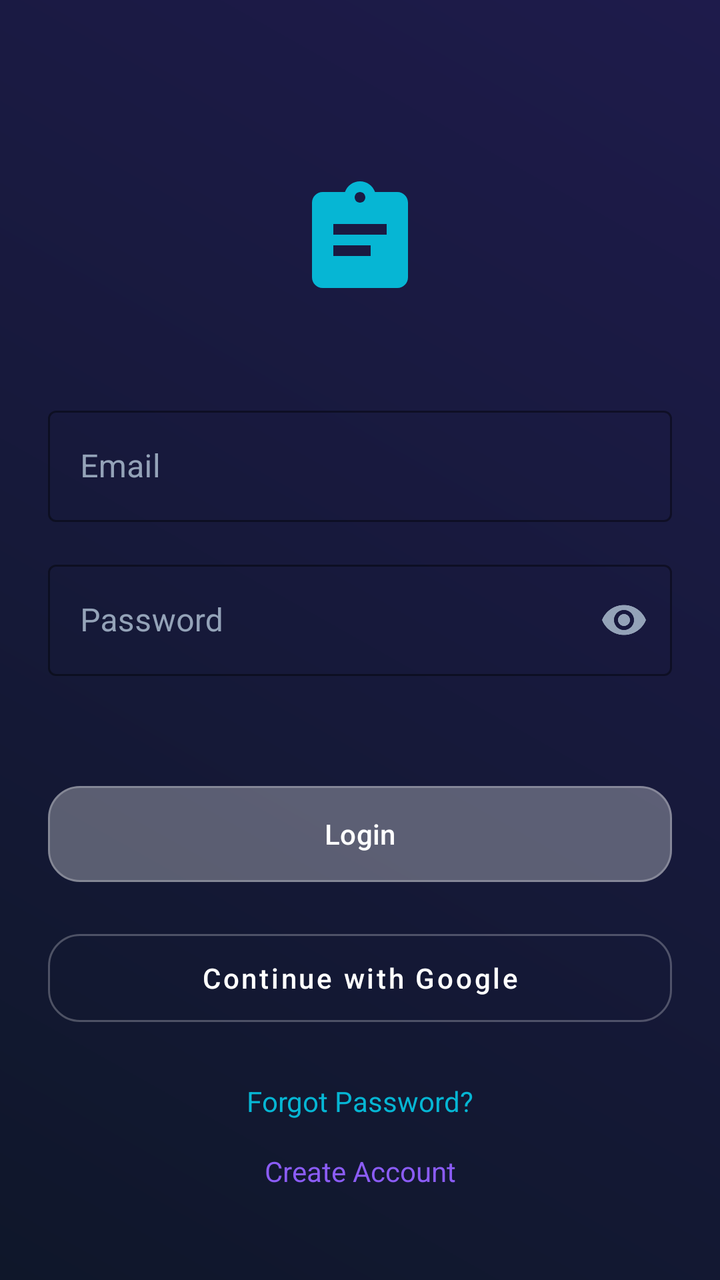
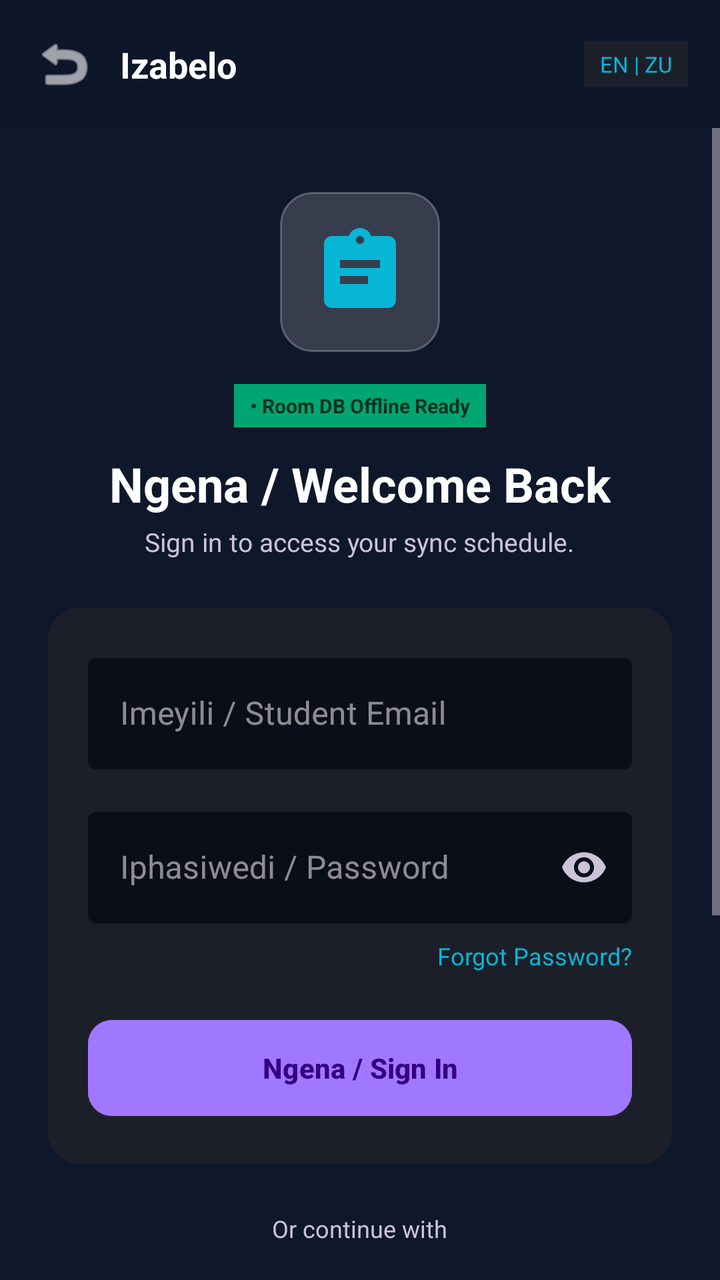

Compare the two renders of this Android layout. The source of the first and the diff that turns it into the second are given below.
<!-- AndroidManifest.xml: application theme Theme.AssignmentPlanner -->
<!-- res/layout/activity_login.xml -->
<?xml version="1.0" encoding="utf-8"?>
<androidx.constraintlayout.widget.ConstraintLayout xmlns:android="http://schemas.android.com/apk/res/android"
    xmlns:app="http://schemas.android.com/apk/res-auto"
    android:layout_width="match_parent"
    android:layout_height="match_parent"
    android:background="@drawable/gradient_background"
    android:padding="24dp">

    <ImageView
        android:id="@+id/iv_login_logo"
        android:layout_width="64dp"
        android:layout_height="64dp"
        android:layout_marginTop="64dp"
        android:src="@drawable/ic_assignment_logo"
        app:layout_constraintEnd_toEndOf="parent"
        app:layout_constraintStart_toStartOf="parent"
        app:layout_constraintTop_toTopOf="parent" />

    <com.google.android.material.textfield.TextInputLayout
        android:id="@+id/til_email"
        style="@style/Widget.MaterialComponents.TextInputLayout.OutlinedBox"
        android:layout_width="match_parent"
        android:layout_height="wrap_content"
        android:layout_marginTop="48dp"
        android:hint="Email"
        android:textColorHint="@color/text_secondary"
        app:boxStrokeColor="@color/accent_cyan"
        app:hintTextColor="@color/accent_cyan"
        app:layout_constraintTop_toBottomOf="@id/iv_login_logo">

        <com.google.android.material.textfield.TextInputEditText
            android:layout_width="match_parent"
            android:layout_height="wrap_content"
            android:inputType="textEmailAddress"
            android:textColor="@color/text_primary" />
    </com.google.android.material.textfield.TextInputLayout>

    <com.google.android.material.textfield.TextInputLayout
        android:id="@+id/til_password"
        style="@style/Widget.MaterialComponents.TextInputLayout.OutlinedBox"
        android:layout_width="match_parent"
        android:layout_height="wrap_content"
        android:layout_marginTop="16dp"
        android:hint="Password"
        android:textColorHint="@color/text_secondary"
        app:boxStrokeColor="@color/accent_cyan"
        app:hintTextColor="@color/accent_cyan"
        app:layout_constraintTop_toBottomOf="@id/til_email"
        app:passwordToggleEnabled="true"
        app:passwordToggleTint="@color/text_secondary">

        <com.google.android.material.textfield.TextInputEditText
            android:layout_width="match_parent"
            android:layout_height="wrap_content"
            android:inputType="textPassword"
            android:textColor="@color/text_primary" />
    </com.google.android.material.textfield.TextInputLayout>

    <TextView
        android:id="@+id/tv_error_message"
        android:layout_width="wrap_content"
        android:layout_height="wrap_content"
        android:layout_marginTop="8dp"
        android:textColor="@color/destructive_red"
        android:visibility="invisible"
        app:layout_constraintStart_toStartOf="parent"
        app:layout_constraintTop_toBottomOf="@id/til_password" />

    <com.google.android.material.button.MaterialButton
        android:id="@+id/btn_login"
        android:layout_width="match_parent"
        android:layout_height="56dp"
        android:layout_marginTop="24dp"
        android:backgroundTint="@color/glass_bg_light"
        android:text="Login"
        android:textAllCaps="false"
        android:textColor="@color/text_primary"
        app:cornerRadius="16dp"
        app:layout_constraintTop_toBottomOf="@id/tv_error_message"
        app:strokeColor="@color/glass_border"
        app:strokeWidth="1dp" />

    <com.google.android.material.button.MaterialButton
        android:id="@+id/btn_google_login"
        style="@style/Widget.MaterialComponents.Button.OutlinedButton"
        android:layout_width="match_parent"
        android:layout_height="56dp"
        android:layout_marginTop="16dp"
        android:text="Continue with Google"
        android:textAllCaps="false"
        android:textColor="@color/text_primary"
        app:cornerRadius="16dp"
        app:layout_constraintTop_toBottomOf="@id/btn_login"
        app:strokeColor="@color/glass_border" />

    <TextView
        android:id="@+id/tv_forgot_password"
        android:layout_width="wrap_content"
        android:layout_height="wrap_content"
        android:layout_marginTop="24dp"
        android:text="Forgot Password?"
        android:textColor="@color/accent_cyan"
        app:layout_constraintEnd_toEndOf="parent"
        app:layout_constraintStart_toStartOf="parent"
        app:layout_constraintTop_toBottomOf="@id/btn_google_login" />

    <TextView
        android:id="@+id/tv_create_account"
        android:layout_width="wrap_content"
        android:layout_height="wrap_content"
        android:layout_marginTop="16dp"
        android:text="Create Account"
        android:textColor="@color/accent_violet"
        app:layout_constraintEnd_toEndOf="parent"
        app:layout_constraintStart_toStartOf="parent"
        app:layout_constraintTop_toBottomOf="@id/tv_forgot_password" />

</androidx.constraintlayout.widget.ConstraintLayout>
<!-- resources referenced by this layout -->
<resources>
  <color name="accent_cyan">#06B6D4</color>
  <color name="accent_violet">#8B5CF6</color>
  <color name="destructive_red">#EF4444</color>
  <color name="glass_bg_light">#2AFFFFFF</color>
  <color name="glass_border">#40FFFFFF</color>
  <color name="text_primary">#FFFFFF</color>
  <color name="text_secondary">#94A3B8</color>
  <!-- drawable gradient_background (drawable) -->
  <?xml version="1.0" encoding="utf-8"?>
  <shape xmlns:android="http://schemas.android.com/apk/res/android"
      android:shape="rectangle">
      <gradient
          android:angle="45"
          android:endColor="@color/bg_gradient_end"
          android:startColor="@color/bg_gradient_start"
          android:type="linear" />
  </shape>
  <!-- drawable ic_assignment_logo (drawable) -->
  <?xml version="1.0" encoding="utf-8"?>
  <vector xmlns:android="http://schemas.android.com/apk/res/android"
      android:width="24dp"
      android:height="24dp"
      android:viewportWidth="24"
      android:viewportHeight="24">
      <path
          android:fillColor="@color/accent_cyan"
          android:pathData="M19,3h-4.18C14.4,1.84 13.3,1 12,1S9.6,1.84 9.18,3H5C3.9,3 3,3.9 3,5v14c0,1.1 0.9,2 2,2h14c1.1,0 2,-0.9 2,-2V5C21,3.9 20.1,3 19,3zM12,3c0.55,0 1,0.45 1,1s-0.45,1 -1,1s-1,-0.45 -1,-1S11.45,3 12,3zM14,15H7v-2h7V15zM17,11H7V9h10V11z" />
  </vector>
  <style name="Theme.AssignmentPlanner" parent="Base.Theme.AssignmentPlanner" />
  <color name="bg_gradient_end">#1E1B4B</color>
  <color name="bg_gradient_start">#0F172A</color>
  <style name="Base.Theme.AssignmentPlanner" parent="Theme.Material3.DayNight.NoActionBar">
          
          
      </style>
</resources>

<!-- the commit's change to res/layout/activity_login.xml (unified diff, before → after) -->
@@ -1,118 +1,278 @@
 <?xml version="1.0" encoding="utf-8"?>
 <androidx.constraintlayout.widget.ConstraintLayout xmlns:android="http://schemas.android.com/apk/res/android"
     xmlns:app="http://schemas.android.com/apk/res-auto"
+    xmlns:tools="http://schemas.android.com/tools"
+    android:id="@+id/main"
     android:layout_width="match_parent"
     android:layout_height="match_parent"
-    android:background="@drawable/gradient_background"
-    android:padding="24dp">
-
-    <ImageView
-        android:id="@+id/iv_login_logo"
-        android:layout_width="64dp"
+    android:background="@color/bg_gradient_start">
+
+    
+    <androidx.constraintlayout.widget.ConstraintLayout
+        android:id="@+id/cl_login_header"
+        android:layout_width="match_parent"
         android:layout_height="64dp"
-        android:layout_marginTop="64dp"
-        android:src="@drawable/ic_assignment_logo"
-        app:layout_constraintEnd_toEndOf="parent"
-        app:layout_constraintStart_toStartOf="parent"
-        app:layout_constraintTop_toTopOf="parent" />
-
-    <com.google.android.material.textfield.TextInputLayout
-        android:id="@+id/til_email"
-        style="@style/Widget.MaterialComponents.TextInputLayout.OutlinedBox"
+        android:background="#1A0F131D"
+        android:paddingHorizontal="16dp"
+        app:layout_constraintTop_toTopOf="parent">
+
+        <ImageView
+            android:id="@+id/btn_back"
+            android:layout_width="32dp"
+            android:layout_height="32dp"
+            android:src="@android:drawable/ic_menu_revert"
+            app:layout_constraintBottom_toBottomOf="parent"
+            app:layout_constraintStart_toStartOf="parent"
+            app:layout_constraintTop_toTopOf="parent"
+            app:tint="@color/text_primary" />
+
+        <TextView
+            android:id="@+id/tv_header_brand"
+            android:layout_width="wrap_content"
+            android:layout_height="wrap_content"
+            android:layout_marginStart="12dp"
+            android:text="Izabelo"
+            android:textColor="@color/text_primary"
+            android:textSize="18sp"
+            android:textStyle="bold"
+            app:layout_constraintBottom_toBottomOf="parent"
+            app:layout_constraintStart_toEndOf="@id/btn_back"
+            app:layout_constraintTop_toTopOf="parent" />
+
+        <TextView
+            android:layout_width="wrap_content"
+            android:layout_height="wrap_content"
+            android:background="@color/surface_container"
+            android:paddingHorizontal="8dp"
+            android:paddingVertical="4dp"
+            android:text="EN | ZU"
+            android:textColor="@color/accent_cyan"
+            android:textSize="11sp"
+            app:layout_constraintBottom_toBottomOf="parent"
+            app:layout_constraintEnd_toEndOf="parent"
+            app:layout_constraintTop_toTopOf="parent" />
+    </androidx.constraintlayout.widget.ConstraintLayout>
+
+    <ScrollView
         android:layout_width="match_parent"
-        android:layout_height="wrap_content"
-        android:layout_marginTop="48dp"
-        android:hint="Email"
-        android:textColorHint="@color/text_secondary"
-        app:boxStrokeColor="@color/accent_cyan"
-        app:hintTextColor="@color/accent_cyan"
-        app:layout_constraintTop_toBottomOf="@id/iv_login_logo">
-
-        <com.google.android.material.textfield.TextInputEditText
+        android:layout_height="0dp"
+        android:fillViewport="true"
+        app:layout_constraintBottom_toBottomOf="parent"
+        app:layout_constraintTop_toBottomOf="@id/cl_login_header">
+
+        <LinearLayout
             android:layout_width="match_parent"
             android:layout_height="wrap_content"
-            android:inputType="textEmailAddress"
-            android:textColor="@color/text_primary" />
-    </com.google.android.material.textfield.TextInputLayout>
-
-    <com.google.android.material.textfield.TextInputLayout
-        android:id="@+id/til_password"
-        style="@style/Widget.MaterialComponents.TextInputLayout.OutlinedBox"
-        android:layout_width="match_parent"
-        android:layout_height="wrap_content"
-        android:layout_marginTop="16dp"
-        android:hint="Password"
-        android:textColorHint="@color/text_secondary"
-        app:boxStrokeColor="@color/accent_cyan"
-        app:hintTextColor="@color/accent_cyan"
-        app:layout_constraintTop_toBottomOf="@id/til_email"
-        app:passwordToggleEnabled="true"
-        app:passwordToggleTint="@color/text_secondary">
-
-        <com.google.android.material.textfield.TextInputEditText
-            android:layout_width="match_parent"
-            android:layout_height="wrap_content"
-            android:inputType="textPassword"
-            android:textColor="@color/text_primary" />
-    </com.google.android.material.textfield.TextInputLayout>
-
-    <TextView
-        android:id="@+id/tv_error_message"
-        android:layout_width="wrap_content"
-        android:layout_height="wrap_content"
-        android:layout_marginTop="8dp"
-        android:textColor="@color/destructive_red"
-        android:visibility="invisible"
-        app:layout_constraintStart_toStartOf="parent"
-        app:layout_constraintTop_toBottomOf="@id/til_password" />
-
-    <com.google.android.material.button.MaterialButton
-        android:id="@+id/btn_login"
-        android:layout_width="match_parent"
-        android:layout_height="56dp"
-        android:layout_marginTop="24dp"
-        android:backgroundTint="@color/glass_bg_light"
-        android:text="Login"
-        android:textAllCaps="false"
-        android:textColor="@color/text_primary"
-        app:cornerRadius="16dp"
-        app:layout_constraintTop_toBottomOf="@id/tv_error_message"
-        app:strokeColor="@color/glass_border"
-        app:strokeWidth="1dp" />
-
-    <com.google.android.material.button.MaterialButton
-        android:id="@+id/btn_google_login"
-        style="@style/Widget.MaterialComponents.Button.OutlinedButton"
-        android:layout_width="match_parent"
-        android:layout_height="56dp"
-        android:layout_marginTop="16dp"
-        android:text="Continue with Google"
-        android:textAllCaps="false"
-        android:textColor="@color/text_primary"
-        app:cornerRadius="16dp"
-        app:layout_constraintTop_toBottomOf="@id/btn_login"
-        app:strokeColor="@color/glass_border" />
-
-    <TextView
-        android:id="@+id/tv_forgot_password"
-        android:layout_width="wrap_content"
-        android:layout_height="wrap_content"
-        android:layout_marginTop="24dp"
-        android:text="Forgot Password?"
-        android:textColor="@color/accent_cyan"
-        app:layout_constraintEnd_toEndOf="parent"
-        app:layout_constraintStart_toStartOf="parent"
-        app:layout_constraintTop_toBottomOf="@id/btn_google_login" />
-
-    <TextView
-        android:id="@+id/tv_create_account"
-        android:layout_width="wrap_content"
-        android:layout_height="wrap_content"
-        android:layout_marginTop="16dp"
-        android:text="Create Account"
-        android:textColor="@color/accent_violet"
-        app:layout_constraintEnd_toEndOf="parent"
-        app:layout_constraintStart_toStartOf="parent"
-        app:layout_constraintTop_toBottomOf="@id/tv_forgot_password" />
+            android:gravity="center_horizontal"
+            android:orientation="vertical"
+            android:padding="24dp">
+
+            
+            <FrameLayout
+                android:layout_width="80dp"
+                android:layout_height="80dp"
+                android:layout_marginTop="8dp"
+                android:background="@drawable/glass_card_background">
+
+                <ImageView
+                    android:layout_width="48dp"
+                    android:layout_height="48dp"
+                    android:layout_gravity="center"
+                    android:src="@drawable/ic_assignment_logo" />
+            </FrameLayout>
+
+            <TextView
+                android:layout_width="wrap_content"
+                android:layout_height="wrap_content"
+                android:layout_marginTop="16dp"
+                android:background="@color/tertiary_container"
+                android:paddingHorizontal="8dp"
+                android:paddingVertical="4dp"
+                android:text="• Room DB Offline Ready"
+                android:textColor="@color/on_tertiary_container"
+                android:textSize="10sp"
+                android:textStyle="bold" />
+
+            <TextView
+                android:layout_width="wrap_content"
+                android:layout_height="wrap_content"
+                android:layout_marginTop="12dp"
+                android:text="Ngena / Welcome Back"
+                android:textColor="@color/text_primary"
+                android:textSize="24sp"
+                android:textStyle="bold" />
+
+            <TextView
+                android:layout_width="wrap_content"
+                android:layout_height="wrap_content"
+                android:layout_marginTop="4dp"
+                android:text="Sign in to access your sync schedule."
+                android:textColor="@color/text_on_surface_variant"
+                android:textSize="13sp" />
+
+            
+            <com.google.android.material.card.MaterialCardView
+                android:layout_width="match_parent"
+                android:layout_height="wrap_content"
+                android:layout_marginTop="24dp"
+                app:cardBackgroundColor="@color/surface_container"
+                app:cardCornerRadius="16dp"
+                app:strokeWidth="0dp">
+
+                <LinearLayout
+                    android:layout_width="match_parent"
+                    android:layout_height="wrap_content"
+                    android:orientation="vertical"
+                    android:padding="20dp">
+
+                    <com.google.android.material.textfield.TextInputLayout
+                        android:id="@+id/til_email"
+                        style="@style/Widget.MaterialComponents.TextInputLayout.OutlinedBox"
+                        android:layout_width="match_parent"
+                        android:layout_height="wrap_content"
+                        android:hint="Imeyili / Student Email"
+                        app:boxBackgroundColor="@color/surface_container_lowest"
+                        app:boxStrokeWidth="0dp">
+
+                        <com.google.android.material.textfield.TextInputEditText
+                            android:id="@+id/et_email"
+                            android:layout_width="match_parent"
+                            android:layout_height="wrap_content"
+                            android:inputType="textEmailAddress"
+                            android:textColor="@color/text_primary" />
+                    </com.google.android.material.textfield.TextInputLayout>
+
+                    <com.google.android.material.textfield.TextInputLayout
+                        android:id="@+id/til_password"
+                        style="@style/Widget.MaterialComponents.TextInputLayout.OutlinedBox"
+                        android:layout_width="match_parent"
+                        android:layout_height="wrap_content"
+                        android:layout_marginTop="16dp"
+                        android:hint="Iphasiwedi / Password"
+                        app:boxBackgroundColor="@color/surface_container_lowest"
+                        app:boxStrokeWidth="0dp"
+                        app:passwordToggleEnabled="true"
+                        app:passwordToggleTint="@color/text_on_surface_variant">
+
+                        <com.google.android.material.textfield.TextInputEditText
+                            android:id="@+id/et_password"
+                            android:layout_width="match_parent"
+                            android:layout_height="wrap_content"
+                            android:inputType="textPassword"
+                            android:textColor="@color/text_primary" />
+                    </com.google.android.material.textfield.TextInputLayout>
+
+                    <TextView
+                        android:id="@+id/tv_forgot_password"
+                        android:layout_width="wrap_content"
+                        android:layout_height="wrap_content"
+                        android:layout_gravity="end"
+                        android:layout_marginTop="8dp"
+                        android:text="Forgot Password?"
+                        android:textColor="@color/accent_cyan"
+                        android:textSize="12sp" />
+
+                    <com.google.android.material.button.MaterialButton
+                        android:id="@+id/btn_login"
+                        android:layout_width="match_parent"
+                        android:layout_height="56dp"
+                        android:layout_marginTop="20dp"
+                        android:backgroundTint="@color/primary_container"
+                        android:text="Ngena / Sign In"
+                        android:textColor="@color/on_primary_container"
+                        android:textStyle="bold"
+                        app:cornerRadius="12dp" />
+
+                </LinearLayout>
+            </com.google.android.material.card.MaterialCardView>
+
+            <TextView
+                android:layout_width="wrap_content"
+                android:layout_height="wrap_content"
+                android:layout_marginTop="24dp"
+                android:text="Or continue with"
+                android:textColor="@color/text_on_surface_variant"
+                android:textSize="12sp" />
+
+            <com.google.android.material.button.MaterialButton
+                android:id="@+id/btn_google_login"
+                style="@style/Widget.MaterialComponents.Button.OutlinedButton"
+                android:layout_width="match_parent"
+                android:layout_height="56dp"
+                android:layout_marginTop="12dp"
+                android:text="Continue with Google / UCT SSO"
+                android:textColor="@color/text_primary"
+                app:cornerRadius="12dp"
+                app:strokeColor="@color/outline" />
+
+            
+            <com.google.android.material.card.MaterialCardView
+                android:id="@+id/card_demo_fill"
+                android:layout_width="match_parent"
+                android:layout_height="wrap_content"
+                android:layout_marginTop="24dp"
+                app:cardBackgroundColor="@color/surface_container_low"
+                app:cardCornerRadius="12dp"
+                app:strokeWidth="0dp">
+
+                <LinearLayout
+                    android:layout_width="match_parent"
+                    android:layout_height="wrap_content"
+                    android:gravity="center_vertical"
+                    android:orientation="horizontal"
+                    android:padding="12dp">
+
+                    <ImageView
+                        android:layout_width="40dp"
+                        android:layout_height="40dp"
+                        android:background="@color/primary_container"
+                        android:padding="8dp"
+                        android:src="@android:drawable/ic_menu_myplaces"
+                        app:tint="@color/on_primary_container" />
+
+                    <LinearLayout
+                        android:layout_width="0dp"
+                        android:layout_height="wrap_content"
+                        android:layout_marginStart="12dp"
+                        android:layout_weight="1"
+                        android:orientation="vertical">
+
+                        <TextView
+                            android:layout_width="wrap_content"
+                            android:layout_height="wrap_content"
+                            android:text="Mlondi Sithole"
+                            android:textColor="@color/text_primary"
+                            android:textStyle="bold" />
+
+                        <TextView
+                            android:layout_width="wrap_content"
+                            android:layout_height="wrap_content"
+                            android:text="1-Tap Fill Demo"
+                            android:textColor="@color/accent_cyan"
+                            android:textSize="10sp" />
+                    </LinearLayout>
+                </LinearLayout>
+            </com.google.android.material.card.MaterialCardView>
+
+            <TextView
+                android:id="@+id/tv_create_account"
+                android:layout_width="wrap_content"
+                android:layout_height="wrap_content"
+                android:layout_marginTop="32dp"
+                android:text="Bhalisa Manje / Create Account"
+                android:textColor="@color/accent_violet"
+                android:textStyle="bold" />
+
+            <TextView
+                android:layout_width="wrap_content"
+                android:layout_height="wrap_content"
+                android:layout_marginTop="16dp"
+                android:layout_marginBottom="24dp"
+                android:text="Protected by Firebase Auth &amp; Room DB encryption"
+                android:textColor="@color/text_on_surface_variant"
+                android:textSize="10sp" />
+
+        </LinearLayout>
+    </ScrollView>
 
 </androidx.constraintlayout.widget.ConstraintLayout>
<!-- resource entries referenced after the edit -->
@@ -6,16 +6,15 @@
   <color name="glass_bg_light">#2AFFFFFF</color>
   <color name="glass_border">#40FFFFFF</color>
   <color name="text_primary">#FFFFFF</color>
-  <color name="text_secondary">#94A3B8</color>
-  <!-- drawable gradient_background (drawable) -->
+  <!-- drawable glass_card_background (drawable) -->
   <?xml version="1.0" encoding="utf-8"?>
   <shape xmlns:android="http://schemas.android.com/apk/res/android"
       android:shape="rectangle">
-      <gradient
-          android:angle="45"
-          android:endColor="@color/bg_gradient_end"
-          android:startColor="@color/bg_gradient_start"
-          android:type="linear" />
+      <solid android:color="@color/glass_bg_light" />
+      <stroke
+          android:width="1dp"
+          android:color="@color/glass_border" />
+      <corners android:radius="16dp" />
   </shape>
   <!-- drawable ic_assignment_logo (drawable) -->
   <?xml version="1.0" encoding="utf-8"?>
@@ -29,11 +28,23 @@
           android:pathData="M19,3h-4.18C14.4,1.84 13.3,1 12,1S9.6,1.84 9.18,3H5C3.9,3 3,3.9 3,5v14c0,1.1 0.9,2 2,2h14c1.1,0 2,-0.9 2,-2V5C21,3.9 20.1,3 19,3zM12,3c0.55,0 1,0.45 1,1s-0.45,1 -1,1s-1,-0.45 -1,-1S11.45,3 12,3zM14,15H7v-2h7V15zM17,11H7V9h10V11z" />
   </vector>
   <style name="Theme.AssignmentPlanner" parent="Base.Theme.AssignmentPlanner" />
-  <color name="bg_gradient_end">#1E1B4B</color>
   <color name="bg_gradient_start">#0F172A</color>
-  <style name="Base.Theme.AssignmentPlanner" parent="Theme.Material3.DayNight.NoActionBar">
-          
-          
+  <color name="on_primary_container">#340080</color>
+  <color name="on_tertiary_container">#00311F</color>
+  <color name="outline">#958EA0</color>
+  <color name="primary_container">#A078FF</color>
+  <color name="surface_container">#1C1F2A</color>
+  <color name="surface_container_low">#171B26</color>
+  <color name="surface_container_lowest">#0A0E18</color>
+  <color name="tertiary_container">#00A572</color>
+  <color name="text_on_surface_variant">#CBC3D7</color>
+  <style name="Base.Theme.AssignmentPlanner" parent="Theme.Material3.Dark.NoActionBar">
+          <item name="colorPrimary">@color/accent_violet</item>
+          <item name="colorSecondary">@color/accent_cyan</item>
+          <item name="colorTertiary">@color/tertiary_green</item>
+          <item name="colorError">@color/destructive_red</item>
+          <item name="android:textColorHint">@color/outline</item>
       </style>
+  <color name="tertiary_green">#4EDEA3</color>
 </resources>
 
